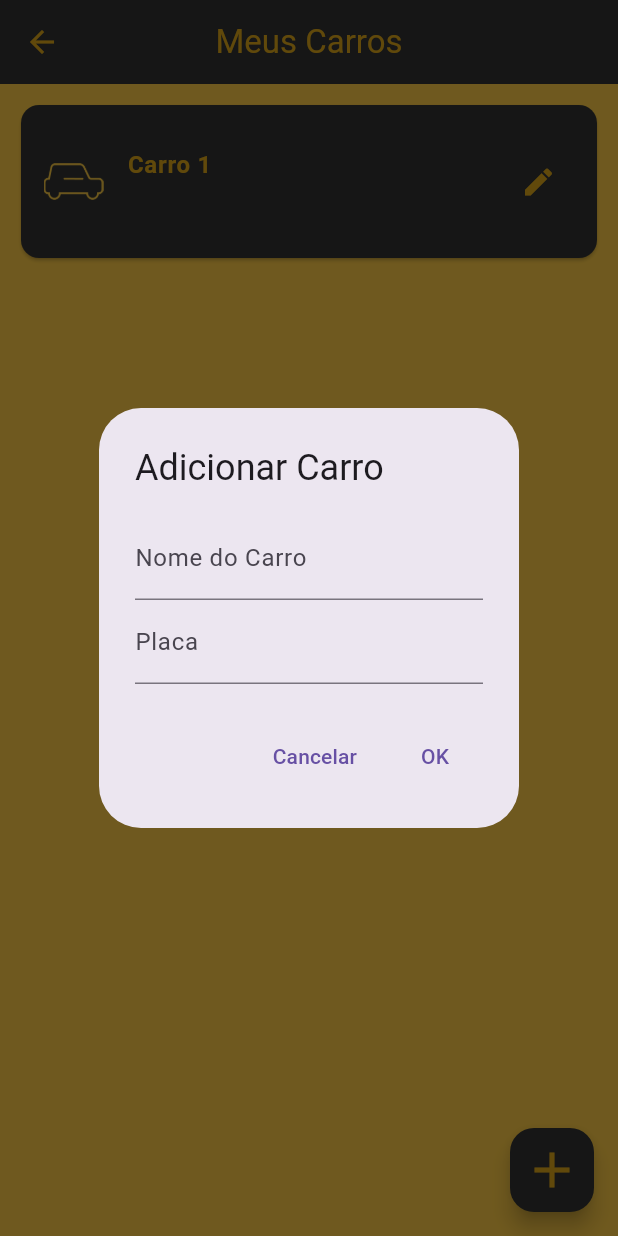
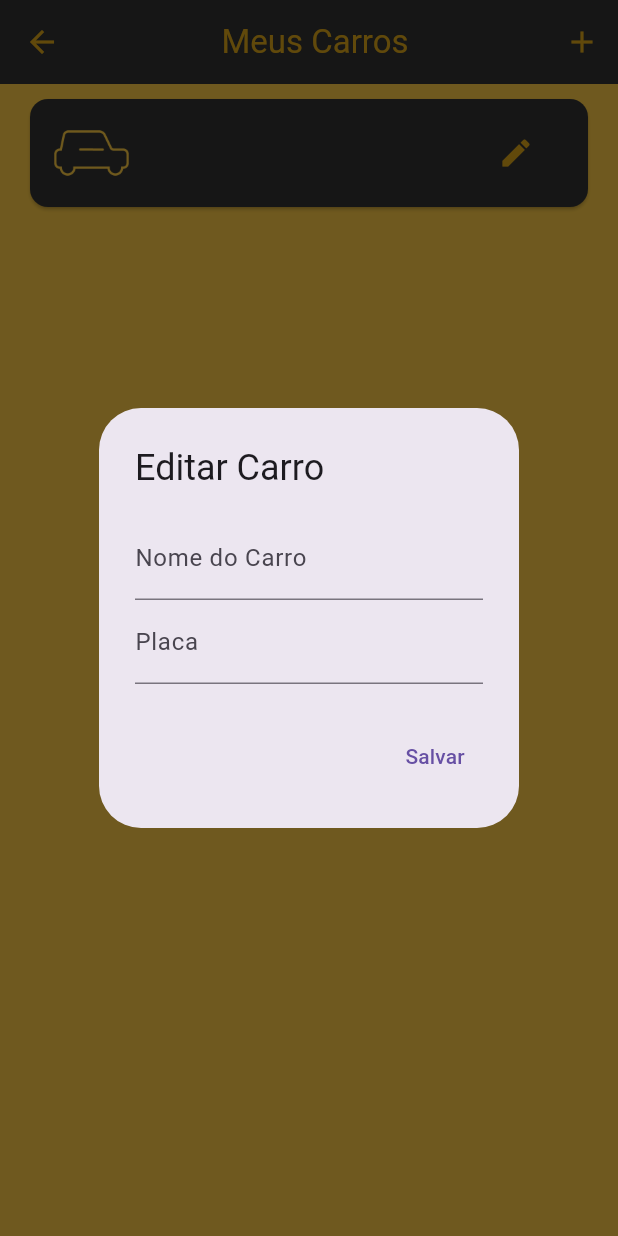
Before and after one commit to geovaniresende/notificar-corrigido, a Flutter app: the MyCarsScreen screen opened by its route, after a tap on the "edit" icon, on a phone screen of 412 x 824 dp. Run offline on Flutter 3.47's test engine with Material 3 defaults, Android fonts, the phone set to English and light mode, and no system bars; our stand-ins replace cloud_firestore, cloud_functions, firebase_auth, firebase_core, firebase_messaging, flutter_local_notifications and 3 more; accounts and stored records are empty; project files that could hold a hidden picture were left out.

Commit message:
subindo projeto corrigido

```diff
--- a/lib/screens/mycars_screen.dart
+++ b/lib/screens/mycars_screen.dart
@@ -1,338 +1,287 @@
+import 'package:cloud_firestore/cloud_firestore.dart';
 import 'package:flutter/material.dart';
-import 'package:cloud_firestore/cloud_firestore.dart';
 import 'package:firebase_auth/firebase_auth.dart';
+import 'package:fluttertoast/fluttertoast.dart';
+import 'notification_screen.dart';
 
 class MyCarsScreen extends StatefulWidget {
-  const MyCarsScreen({Key? key}) : super(key: key);
-
   @override
   _MyCarsScreenState createState() => _MyCarsScreenState();
 }
 
 class _MyCarsScreenState extends State<MyCarsScreen> {
-  String carName = "Carro 1"; // Nome fixo do carro
-  String plate = "";
-  bool isLoading = true;
-  String errorMessage = "";
-  List<Map<String, String>> carDetails = []; // Para armazenar os carros
+  final FirebaseFirestore _firestore = FirebaseFirestore.instance;
+  final FirebaseAuth _auth = FirebaseAuth.instance;
 
-  TextEditingController carNameController = TextEditingController();
-  TextEditingController plateController = TextEditingController();
+  late Future<List<Map<String, dynamic>>> _carsFuture;
 
   @override
   void initState() {
     super.initState();
-    _loadCarData();
+    _carsFuture = getUserCars();
   }
 
-  Future<void> _loadCarData() async {
-    try {
-      User? user = FirebaseAuth.instance.currentUser;
-      if (user == null) {
-        setState(() {
-          errorMessage = "Usuário não está logado.";
-          isLoading = false;
+  Future<List<Map<String, dynamic>>> getUserCars() async {
+    User? user = _auth.currentUser;
+    if (user != null) {
+      DocumentSnapshot snapshot =
+          await _firestore.collection('users').doc(user.uid).get();
+      if (snapshot.exists) {
+        var data = snapshot.data() as Map<String, dynamic>;
+        List<Map<String, dynamic>> cars = [];
+
+        if (data.containsKey('carName') && data.containsKey('plate')) {
+          cars.add({
+            'carName': data['carName'],
+            'plate': data['plate'],
           });
-        return;
         }
 
-      DocumentSnapshot userDoc = await FirebaseFirestore.instance
-          .collection('users')
-          .doc(user.uid)
-          .get();
-
-      if (userDoc.exists) {
-        setState(() {
-          plate = userDoc['plate'] ?? "Placa não cadastrada";
-          plateController.text = plate; // Carrega a placa no campo de edição
-          isLoading = false;
-        });
-      } else {
-        setState(() {
-          errorMessage = "Dados do carro não encontrados.";
-          isLoading = false;
-        });
-      }
-    } catch (e) {
-      setState(() {
-        errorMessage = "Erro ao carregar: $e";
-        isLoading = false;
+        if (data.containsKey('plates') && data['plates'] is List) {
+          List platesList = data['plates'];
+          for (var car in platesList) {
+            cars.add({
+              'carName': car['carName'],
+              'plate': car['plate'],
             });
           }
         }
 
-  Future<void> _addCarToFirebase() async {
-    try {
-      User? user = FirebaseAuth.instance.currentUser;
-      if (user == null) {
-        setState(() {
-          errorMessage = "Usuário não está logado.";
-        });
-        return;
+        return cars;
+      }
+    }
+    return [];
   }
 
-      // Adiciona ou atualiza os dados do carro no Firestore
-      await FirebaseFirestore.instance
-          .collection('users')
-          .doc(user.uid)
-          .collection('cars')
-          .add({
-        'name': carNameController.text,
-        'plate': plateController.text,
+  void addCar(String carName, String plate) async {
+    User? user = _auth.currentUser;
+    if (user != null) {
+      DocumentReference userRef = _firestore.collection('users').doc(user.uid);
+      String formattedPlate = plate.toUpperCase().replaceAll(' ', '');
+
+      DocumentSnapshot userSnapshot = await userRef.get();
+      List<dynamic> existingPlates = [];
+
+      if (userSnapshot.exists) {
+        var data = userSnapshot.data() as Map<String, dynamic>;
+        if (data.containsKey('plates') && data['plates'] is List) {
+          existingPlates = List.from(data['plates']);
+        }
+      }
+
+      existingPlates.add({
+        'carName': carName,
+        'plate': formattedPlate,
       });
 
-      // Atualiza a lista de carros após adicionar
-      setState(() {
-        carDetails.add({
-          'name': carNameController.text,
-          'plate': plateController.text,
-        });
+      await userRef.update({
+        'plates': existingPlates,
       });
 
-      carNameController.clear();
-      plateController.clear();
-    } catch (e) {
+      Fluttertoast.showToast(msg: "Carro adicionado com sucesso!");
       setState(() {
-        errorMessage = "Erro ao salvar: $e";
+        _carsFuture = getUserCars();
       });
     }
   }
 
-  void _showAddCarDialog() {
-    showDialog(
+  void editCar(int index, String newCarName, String newPlate) async {
+    User? user = _auth.currentUser;
+    if (user != null) {
+      DocumentReference userRef = _firestore.collection('users').doc(user.uid);
+      DocumentSnapshot userSnapshot = await userRef.get();
+
+      if (userSnapshot.exists) {
+        var data = userSnapshot.data() as Map<String, dynamic>;
+        List<dynamic> existingPlates = [];
+
+        if (data.containsKey('plates') && data['plates'] is List) {
+          existingPlates = List.from(data['plates']);
+        }
+
+        if (index == 0) {
+          await userRef.update({
+            'carName': newCarName,
+            'plate': newPlate.toUpperCase(),
+          });
+        } else {
+          existingPlates[index - 1] = {
+            'carName': newCarName,
+            'plate': newPlate.toUpperCase(),
+          };
+
+          await userRef.update({
+            'plates': existingPlates,
+          });
+        }
+      }
+    }
+
+    Fluttertoast.showToast(msg: "Carro atualizado!");
+    setState(() {
+      _carsFuture = getUserCars();
+    });
+  }
+
+  @override
+  Widget build(BuildContext context) {
+    return Scaffold(
+      appBar: AppBar(
+        backgroundColor: Color(0xFF303131),
+        title: Center(
+          child: Text(
+            'Meus Carros',
+            style: TextStyle(color: Color(0xFFD4A017)),
+          ),
+        ),
+        leading: IconButton(
+          icon: Icon(Icons.arrow_back, color: Color(0xFFD4A017)),
+          onPressed: () {
+            Navigator.push(
+              context,
+              MaterialPageRoute(builder: (context) => NotificationScreen()),
+            );
+          },
+        ),
+        actions: [
+          IconButton(
+            icon: Icon(Icons.add, color: Color(0xFFD4A017)),
+            onPressed: () async {
+              String carName = '';
+              String plate = '';
+
+              await showDialog(
                 context: context,
-      builder: (BuildContext context) {
+                builder: (context) {
                   return AlertDialog(
-          title: const Text("Adicionar Carro"),
+                    title: Text('Adicionar Carro'),
                     content: Column(
                       mainAxisSize: MainAxisSize.min,
                       children: [
                         TextField(
-                controller: carNameController,
-                decoration: const InputDecoration(labelText: "Nome do Carro"),
+                          decoration:
+                              InputDecoration(labelText: 'Nome do Carro'),
+                          onChanged: (value) {
+                            carName = value;
+                          },
                         ),
                         TextField(
-                controller: plateController,
-                decoration: const InputDecoration(labelText: "Placa"),
+                          decoration: InputDecoration(labelText: 'Placa'),
+                          textCapitalization: TextCapitalization.characters,
+                          onChanged: (value) {
+                            plate = value.toUpperCase().replaceAll(' ', '');
+                          },
                         ),
                       ],
                     ),
                     actions: [
                       TextButton(
                         onPressed: () {
-                Navigator.of(context).pop(); // Fecha o diálogo
+                          addCar(carName, plate);
+                          Navigator.pop(context);
                         },
-              child: const Text("Cancelar"),
-            ),
-            TextButton(
-              onPressed: () {
-                _addCarToFirebase(); // Adiciona o carro no Firestore
-                Navigator.of(context).pop(); // Fecha o diálogo
-              },
-              child: const Text("OK"),
+                        child: Text('Adicionar'),
                       ),
                     ],
                   );
                 },
               );
+            },
+          ),
+        ],
+      ),
+      body: FutureBuilder<List<Map<String, dynamic>>>(
+        future: _carsFuture,
+        builder: (context, snapshot) {
+          if (snapshot.connectionState == ConnectionState.waiting) {
+            return Center(child: CircularProgressIndicator());
           }
 
-  void _showEditCarDialog(String carId) {
+          if (!snapshot.hasData || snapshot.data!.isEmpty) {
+            return Center(child: Text('Nenhum carro encontrado.'));
+          }
+
+          return ListView.builder(
+            itemCount: snapshot.data!.length,
+            itemBuilder: (context, index) {
+              var car = snapshot.data![index];
+              String carName = car['carName'];
+              String plate = car['plate'];
+
+              return Card(
+                color: Color(0xFF303131),
+                margin: EdgeInsets.symmetric(vertical: 10, horizontal: 20),
+                child: ListTile(
+                  leading: Image.asset(
+                    'assets/images/car_icon2.png',
+                    width: 50,
+                    height: 50,
+                  ),
+                  title: Text(
+                    carName,
+                    style: TextStyle(color: Color(0xFFD4A017)),
+                  ),
+                  subtitle: Text(
+                    plate,
+                    style: TextStyle(color: Color(0xFFD4A017)),
+                  ),
+                  trailing: IconButton(
+                    icon: Icon(Icons.edit, color: Color(0xFFD4A017)),
+                    onPressed: () {
+                      String newCarName = carName;
+                      String newPlate = plate;
+
                       showDialog(
                         context: context,
-      builder: (BuildContext context) {
+                        builder: (context) {
                           return AlertDialog(
-          title: const Text("Editar Carro"),
+                            title: Text('Editar Carro'),
                             content: Column(
                               mainAxisSize: MainAxisSize.min,
                               children: [
                                 TextField(
-                controller: carNameController,
-                decoration: const InputDecoration(labelText: "Nome do Carro"),
+                                  decoration: InputDecoration(
+                                      labelText: 'Nome do Carro'),
+                                  controller:
+                                      TextEditingController(text: carName),
+                                  onChanged: (value) {
+                                    newCarName = value;
+                                  },
                                 ),
                                 TextField(
-                controller: plateController,
-                decoration: const InputDecoration(labelText: "Placa"),
+                                  decoration:
+                                      InputDecoration(labelText: 'Placa'),
+                                  controller:
+                                      TextEditingController(text: plate),
+                                  textCapitalization:
+                                      TextCapitalization.characters,
+                                  onChanged: (value) {
+                                    newPlate =
+                                        value.toUpperCase().replaceAll(' ', '');
+                                  },
                                 ),
                               ],
                             ),
                             actions: [
                               TextButton(
                                 onPressed: () {
-                Navigator.of(context).pop(); // Fecha o diálogo
+                                  editCar(index, newCarName, newPlate);
+                                  Navigator.pop(context);
                                 },
-              child: const Text("Cancelar"),
-            ),
-            TextButton(
-              onPressed: () async {
-                await FirebaseFirestore.instance
-                    .collection('users')
-                    .doc(FirebaseAuth.instance.currentUser?.uid)
-                    .collection('cars')
-                    .doc(carId)
-                    .update({
-                  'name': carNameController.text,
-                  'plate': plateController.text,
-                });
-                Navigator.of(context).pop(); // Fecha o diálogo
-              },
-              child: const Text("Salvar"),
+                                child: Text('Salvar'),
                               ),
                             ],
                           );
                         },
                       );
-  }
-
-  @override
-  Widget build(BuildContext context) {
-    return Scaffold(
-      appBar: AppBar(
-        backgroundColor: Color(0xFF303131), // Cor preta alterada
-        title: const Text(
-          'Meus Carros',
-          style: TextStyle(color: Color(0xFFD4A017)), // Cor mostarda
-        ),
-        centerTitle: true,
-        leading: IconButton(
-          icon: const Icon(Icons.arrow_back,
-              color: Color(0xFFD4A017)), // Cor mostarda
-          onPressed: () {
-            Navigator.of(context).pop(); // Função de voltar
-          },
-        ),
-      ),
-      body: isLoading
-          ? const Center(child: CircularProgressIndicator())
-          : errorMessage.isNotEmpty
-              ? Center(
-                  child:
-                      Text(errorMessage, style: TextStyle(color: Colors.red)))
-              : Padding(
-                  padding: const EdgeInsets.all(10.0),
-                  child: Column(
-                    children: [
-                      // Caixa preta com o nome do carro fixo e a placa
-                      Card(
-                        color: Color(0xFF303131), // Cor preta alterada
-                        child: ListTile(
-                          contentPadding: const EdgeInsets.all(15.0),
-                          leading: Image.asset(
-                            'assets/images/car_icon2.png',
-                            width: 40,
-                            height: 40,
-                          ),
-                          title: Text(
-                            carName,
-                            style: const TextStyle(
-                                fontWeight: FontWeight.bold,
-                                color: Color(0xFFD4A017)), // Amarelo mostarda
-                          ),
-                          subtitle: Text(
-                            plate,
-                            style: const TextStyle(
-                                color: Color(0xFFD4A017)), // Amarelo mostarda
-                          ),
-                          trailing: IconButton(
-                            icon: const Icon(Icons.edit,
-                                color: Color(0xFFD4A017)), // Amarelo mostarda
-                            onPressed:
-                                _showAddCarDialog, // Abre o editor de placa
-                          ),
-                        ),
-                      ),
-
-                      // Exibe os carros cadastrados
-                      Expanded(
-                        child: StreamBuilder<QuerySnapshot>(
-                          stream: FirebaseFirestore.instance
-                              .collection('users')
-                              .doc(FirebaseAuth.instance.currentUser?.uid)
-                              .collection('cars')
-                              .snapshots(),
-                          builder: (context, snapshot) {
-                            if (snapshot.connectionState ==
-                                ConnectionState.waiting) {
-                              return const Center(
-                                  child: CircularProgressIndicator());
-                            }
-                            if (snapshot.hasError) {
-                              return Center(
-                                  child: Text("Erro ao carregar dados"));
-                            }
-
-                            if (snapshot.hasData && snapshot.data != null) {
-                              List<Map<String, String>> cars = [];
-                              snapshot.data!.docs.forEach((doc) {
-                                cars.add({
-                                  'name': doc['name'],
-                                  'plate': doc['plate'],
-                                  'id': doc.id, // Inclui o ID do carro
-                                });
-                              });
-
-                              return ListView.builder(
-                                itemCount: cars.length,
-                                itemBuilder: (context, index) {
-                                  return Card(
-                                    color:
-                                        Color(0xFF303131), // Cor preta alterada
-                                    child: ListTile(
-                                      contentPadding:
-                                          const EdgeInsets.all(15.0),
-                                      leading: Image.asset(
-                                        'assets/images/caricon3.png',
-                                        width: 40,
-                                        height: 40,
-                                      ),
-                                      title: Text(
-                                        cars[index]['name']!,
-                                        style: const TextStyle(
-                                            fontWeight: FontWeight.bold,
-                                            color: Color(
-                                                0xFFD4A017)), // Amarelo mostarda
-                                      ),
-                                      subtitle: Text(
-                                        cars[index]['plate']!,
-                                        style: const TextStyle(
-                                            color: Color(
-                                                0xFFD4A017)), // Amarelo mostarda
-                                      ),
-                                      trailing: IconButton(
-                                        icon: const Icon(Icons.edit,
-                                            color: Color(
-                                                0xFFD4A017)), // Amarelo mostarda
-                                        onPressed: () {
-                                          // Abre o diálogo de edição para o carro específico
-                                          _showEditCarDialog(
-                                              cars[index]['id']!);
                     },
                   ),
                 ),
               );
             },
           );
-                            } else {
-                              return Center(
-                                  child: Text("Nenhum carro encontrado"));
-                            }
         },
       ),
-                      ),
-                    ],
-                  ),
-                ),
-      floatingActionButton: FloatingActionButton(
-        onPressed: _showAddCarDialog,
-        backgroundColor: Color(0xFF303131), // Cor preta alterada
-        child: Icon(
-          Icons.add,
-          color: Color(0xFFD4A017), // Cor do "+" em mostarda
-          size: 40,
-        ),
-      ),
-      floatingActionButtonLocation: FloatingActionButtonLocation
-          .endFloat, // Coloca o botão no canto inferior direito
     );
   }
 }
--- a/lib/screens/notification_screen.dart
+++ b/lib/screens/notification_screen.dart
@@ -128,7 +128,7 @@ class NotificationScreen extends StatelessWidget {
               onTap: () {
                 Navigator.push(
                   context,
-                  MaterialPageRoute(builder: (context) => const MyCarsScreen()),
+                  MaterialPageRoute(builder: (context) => MyCarsScreen()),
                 );
               },
             ),
--- a/pubspec.yaml
+++ b/pubspec.yaml
@@ -22,6 +22,9 @@ dependencies:
   googleapis_auth: ^1.1.0
   googleapis: ^14.0.0
   cloud_functions: ^5.3.4
+  flutter_svg: ^2.0.17
+  fluttertoast: ^8.2.12
+  firebase_storage: ^12.4.5
 
 
 dev_dependencies:
```
Also changed, not shown: assets/notificar-backend-16117-firebase-adminsdk-fbsvc-4cda64d184.json (added, +13 -0 lines), lib/main.dart (+37 -17 lines), lib/screens/register_screen.dart (+11 -0 lines), lib/screens/vehicle_registration_screen.dart (+48 -45 lines), pubspec.lock, 387 other files. Lines whose indentation alone changed are shown as unchanged.
